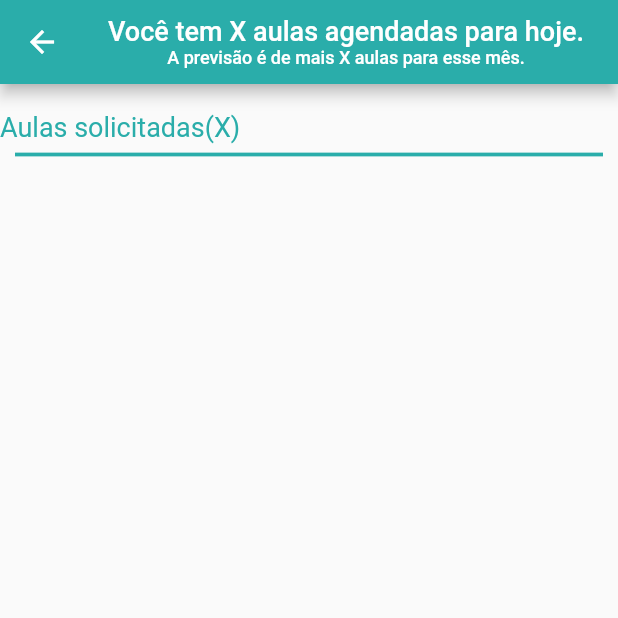
After one commit to sanka01/academia_de_herois, a Flutter app: the AulasAgendadasProfessor screen opened by its route, on a phone screen of 412 x 824 dp, the top half of it. The commit adds this screen. Run offline on Flutter 3.47's test engine with Material 2 defaults, Android fonts, the phone set to English and light mode, and no system bars.

Commit message:
tela de aulas marcadas (lado do professor)

```diff
--- /dev/null
+++ b/lib/views/AulasAgendadasProfessor.dart
@@ -0,0 +1,34 @@
+import 'package:academia_de_herois/views/partials/partials.dart';
+import 'package:flutter/cupertino.dart';
+import 'package:flutter/material.dart';
+
+class AulasAgendadasProfessor extends StatefulWidget {
+  @override
+  State<StatefulWidget> createState() => _AulasAgendadasProfessorState();
+}
+
+class _AulasAgendadasProfessorState extends State<AulasAgendadasProfessor> {
+  @override
+  Widget build(BuildContext context) => Scaffold(
+        appBar: AppBar(
+          title: Column(
+            children: <Widget>[
+              Text(
+                "Você tem X aulas agendadas para hoje.",
+                style: TextStyle(fontSize: 18),
+              ),
+              Text(
+                "A previsão é de mais X aulas para esse mês.",
+                style: TextStyle(fontSize: 12),
+              )
+            ],
+          ),
+          backgroundColor: verdeAcademia,
+        ),
+    body: Column(
+      children: <Widget>[
+        titulo(titulo: "Aulas solicitadas(X)")
+      ],
+    ),
+      );
+}
```
Also changed, not shown: lib/main.dart (+15 -1 lines), lib/views/partials/partials.dart (+15 -15 lines).
